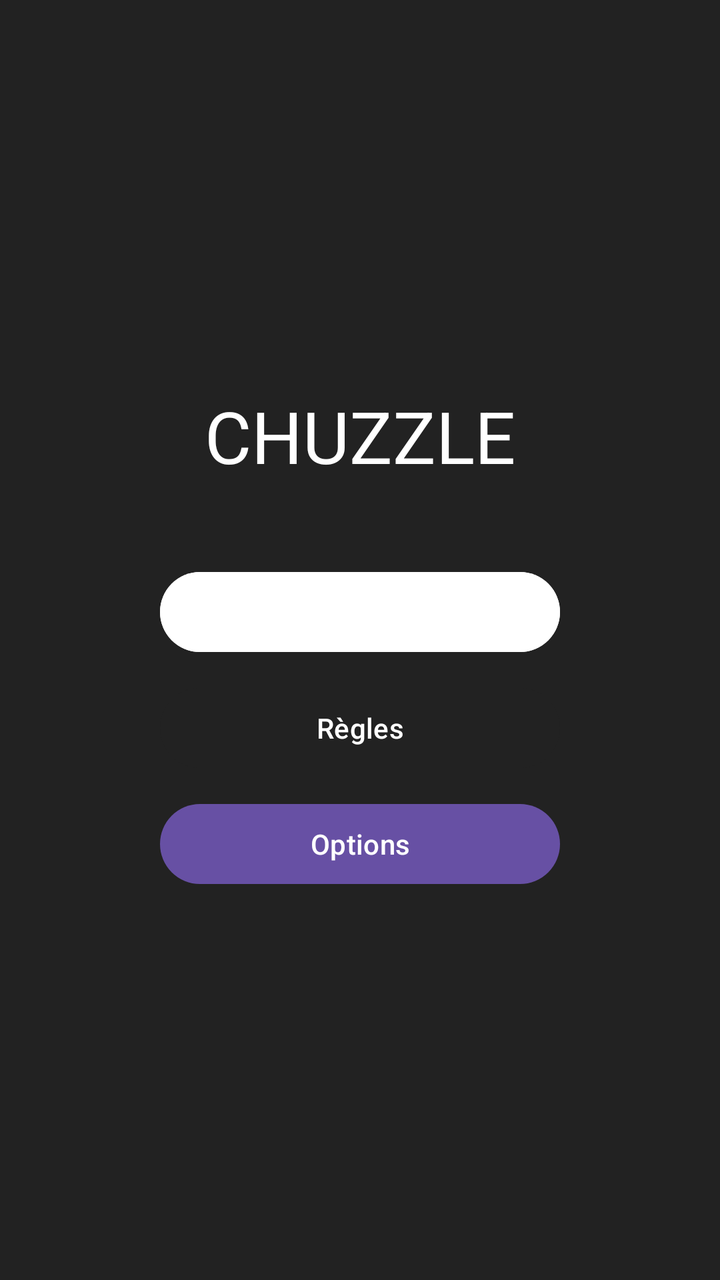
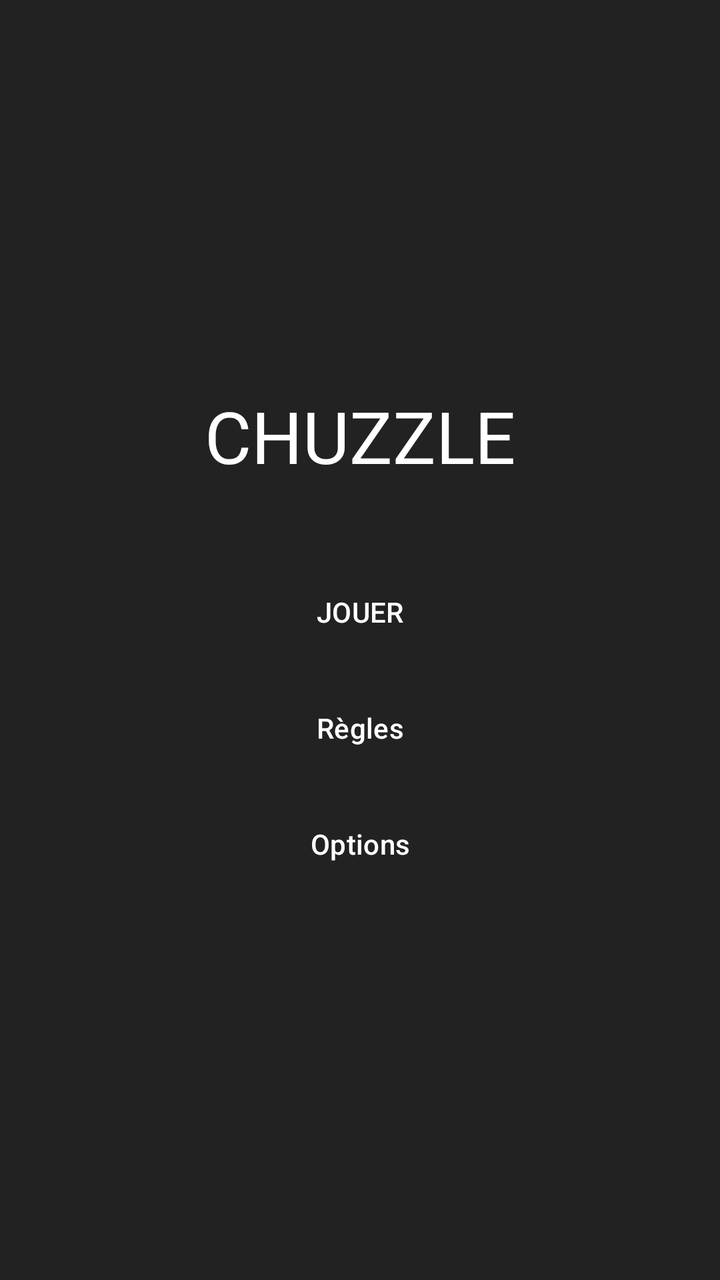

Compare the two renders of this Android layout. The source of the first and the diff that turns it into the second are given below.
<!-- AndroidManifest.xml: application theme Theme.Chuzzle -->
<!-- res/layout/activity_main.xml -->
<?xml version="1.0" encoding="utf-8"?>
<LinearLayout xmlns:android="http://schemas.android.com/apk/res/android"
    android:layout_width="match_parent"
    android:layout_height="match_parent"
    android:background="#222222"
    android:gravity="center"
    android:orientation="vertical">

    <TextView
        android:layout_width="wrap_content"
        android:layout_height="wrap_content"
        android:layout_marginBottom="40dp"
        android:text="@string/chuzzle"
        android:textColor="#FFFFFF"
        android:textSize="36sp" />

    <Button
        android:id="@+id/bouton_partie_normale"
        android:layout_width="200dp"
        android:layout_height="wrap_content"
        android:backgroundTint="@color/white"
        android:layout_marginBottom="10dp"
        android:text="@string/jouer" />

    <Button
        android:id="@+id/bouton_partie_regle"
        android:layout_width="200dp"
        android:layout_height="wrap_content"
        android:backgroundTint="#222222"
        android:layout_marginBottom="10dp"
        android:text="@string/r_gles" />

    <Button
        android:id="@+id/bouton_options"
        android:layout_width="200dp"
        android:layout_height="wrap_content"
        android:text="@string/options" />

</LinearLayout>
<!-- resources referenced by this layout -->
<resources>
  <color name="white">#FFFFFFFF</color>
  <string name="chuzzle">CHUZZLE</string>
  <string name="jouer">JOUER</string>
  <string name="options">Options</string>
  <string name="r_gles">Règles</string>
  <style name="Theme.Chuzzle" parent="Base.Theme.Chuzzle" />
  <style name="Base.Theme.Chuzzle" parent="Theme.Material3.DayNight.NoActionBar">
          
          
      </style>
</resources>

<!-- the commit's change to res/layout/activity_main.xml (unified diff, before → after) -->
@@ -18,7 +18,7 @@
         android:id="@+id/bouton_partie_normale"
         android:layout_width="200dp"
         android:layout_height="wrap_content"
-        android:backgroundTint="@color/white"
+        android:backgroundTint="#222222"
         android:layout_marginBottom="10dp"
         android:text="@string/jouer" />
 
@@ -34,6 +34,7 @@
         android:id="@+id/bouton_options"
         android:layout_width="200dp"
         android:layout_height="wrap_content"
+        android:backgroundTint="#222222"
         android:text="@string/options" />
 
 </LinearLayout>
<!-- resource entries referenced after the edit -->
@@ -1,6 +1,5 @@
 <!-- resources referenced by this layout -->
 <resources>
-  <color name="white">#FFFFFFFF</color>
   <string name="chuzzle">CHUZZLE</string>
   <string name="jouer">JOUER</string>
   <string name="options">Options</string>
